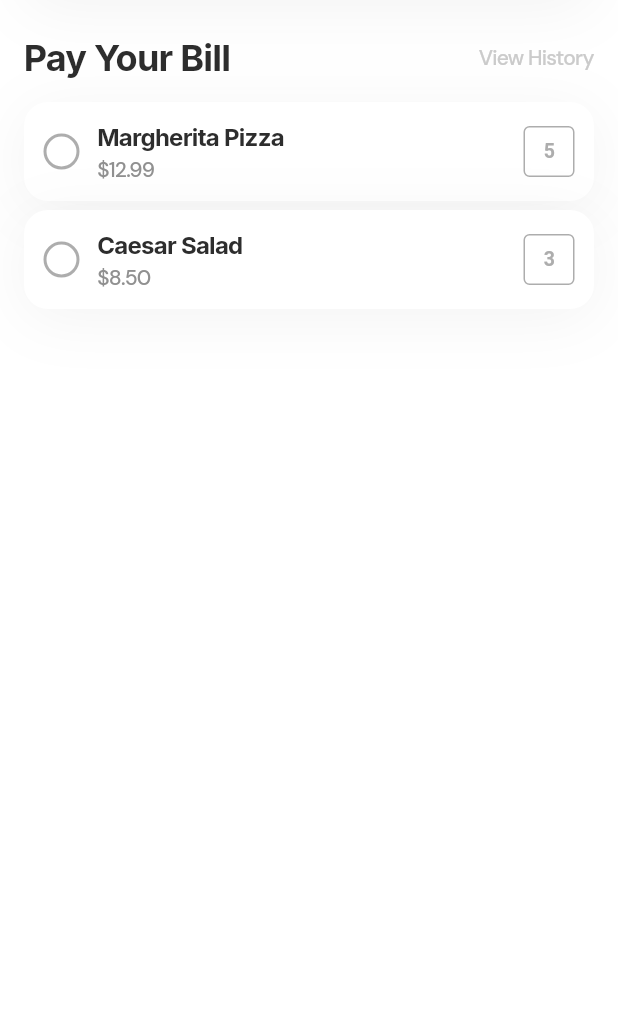
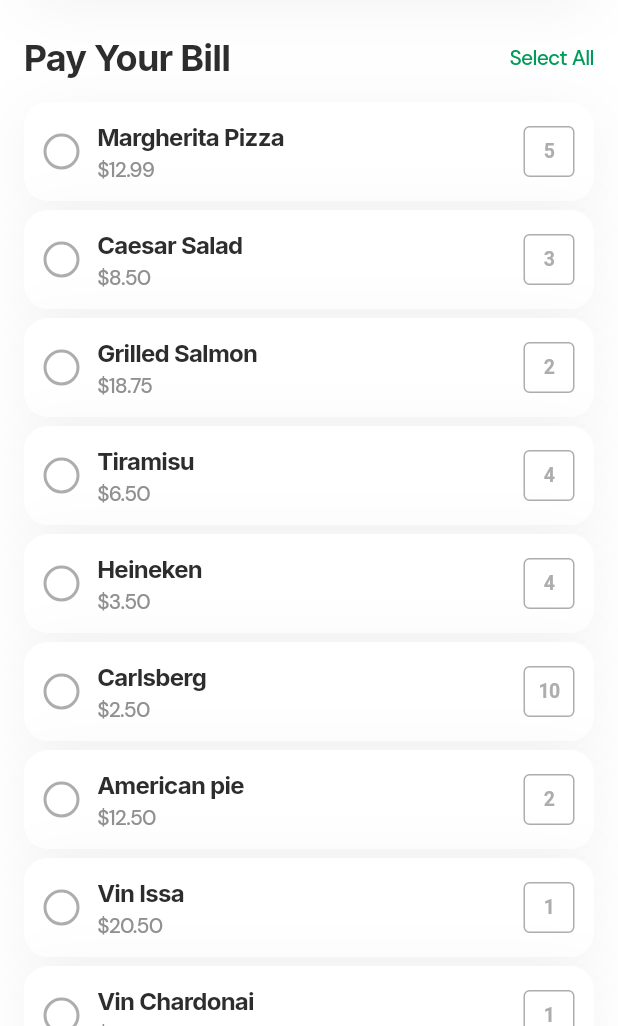
Before and after one commit to PaygooApp/paygoo, a Flutter app: the screen it shows after launch, on a phone screen of 412 x 824 dp, the part 210-1236 px from its top. Run offline on Flutter 3.47's test engine with Material 3 defaults, Android fonts, the phone set to English and light mode, and no system bars; our stand-ins replace google_fonts; project files that could hold a hidden picture were left out.

Commit message:
feat(#17): implement mock data, order item model and slect all & deselect all button functionality

```diff
--- a/lib/components/compose/order_item_card.dart
+++ b/lib/components/compose/order_item_card.dart
@@ -175,8 +175,6 @@ class _OrderItemCardState extends State<OrderItemCard>
                 height: 34.0,
                 minWidth: 34.0,
                 buttonSize: 36.0,
-                iconSize: 24.0,
-                padding: 8,
               ),
             ),
           ],
--- a/lib/main.dart
+++ b/lib/main.dart
@@ -1,7 +1,5 @@
 import 'package:flutter/material.dart';
-import 'package:paygoo/components/compose/order_item_card.dart';
-import 'package:paygoo/components/wrappers/venu_table_card.dart';
-import 'package:paygoo/tokens/token_primitive_mode1.dart';
+import 'package:paygoo/screens/home_screen.dart';
 import 'package:paygoo/utils/theme/theme.dart';
 
 void main() {
@@ -17,93 +15,7 @@ class App extends StatelessWidget {
       themeMode: ThemeMode.light,
       theme: TAppTheme.lightTheme,
       darkTheme: TAppTheme.darkTheme,
-      home: const HomePage(),
+      home: const HomeScreen(),
     );
   }
 }
-
-class HomePage extends StatefulWidget {
-  const HomePage({super.key});
-
-  @override
-  State<HomePage> createState() => _HomePageState();
-}
-
-class _HomePageState extends State<HomePage> {
-  bool isItem1Selected = false;
-  bool isItem2Selected = false;
-  // Available quantities (max)
-  static const int item1Available = 5;
-  static const int item2Available = 3;
-  // Selected quantities (1 to available, used when active)
-  int item1Selected = 1;
-  int item2Selected = 1;
-
-  @override
-  Widget build(BuildContext context) {
-    return Scaffold(
-      appBar: AppBar(title: const Text("Paygoo")),
-      body: SingleChildScrollView(
-        child: Padding(
-          padding: const EdgeInsets.symmetric(horizontal: 16),
-          child: Column(
-            children: [
-              VenueTableCard(
-                venueLogo: "venueLogo",
-                venueName: "Taverna Racilor",
-                tableNumber: "Table:8",
-                totalAmount: "\$55.50",
-              ),
-              SizedBox(height: 24),
-              Row(
-                mainAxisAlignment: MainAxisAlignment.spaceBetween,
-                children: [
-                  Text(
-                    "Pay Your Bill",
-                    style: Theme.of(context).textTheme.headlineMedium,
-                  ),
-                  Text(
-                    "View History",
-                    style: Theme.of(context).textTheme.bodyMedium?.copyWith(
-                      color: TokenPrimitiveMode1.gray300,
-                    ),
-                  ),
-                ],
-              ),
-              SizedBox(height: 16),
-              // With animation, no border
-              OrderItemCard(
-                itemName: "Margherita Pizza",
-                price: "\$12.99",
-                isSelected: isItem1Selected,
-                onSelectedChanged: (value) =>
-                    setState(() => isItem1Selected = value),
-                availableQuantity: item1Available,
-                selectedQuantity: item1Selected,
-                onQuantityChanged: (value) =>
-                    setState(() => item1Selected = value),
-                showSelectedBorder: false,
-                enableTapAnimation: true,
-              ),
-              SizedBox(height: 6),
-              // No animation, no border
-              OrderItemCard(
-                itemName: "Caesar Salad",
-                price: "\$8.50",
-                isSelected: isItem2Selected,
-                onSelectedChanged: (value) =>
-                    setState(() => isItem2Selected = value),
-                availableQuantity: item2Available,
-                selectedQuantity: item2Selected,
-                onQuantityChanged: (value) =>
-                    setState(() => item2Selected = value),
-                showSelectedBorder: false,
-                enableTapAnimation: false,
-              ),
-            ],
-          ),
-        ),
-      ),
-    );
-  }
-}
--- /dev/null
+++ b/lib/mocks/order_items_mock.dart
@@ -0,0 +1,62 @@
+import 'package:paygoo/models/order_item.dart';
+
+class OrderItemsMock {
+  static const List<OrderItem> items = [
+    OrderItem(
+      id: '1',
+      name: 'Margherita Pizza',
+      price: '\$12.99',
+      availableQuantity: 5,
+    ),
+    OrderItem(
+      id: '2',
+      name: 'Caesar Salad',
+      price: '\$8.50',
+      availableQuantity: 3,
+    ),
+    OrderItem(
+      id: '3',
+      name: 'Grilled Salmon',
+      price: '\$18.75',
+      availableQuantity: 2,
+    ),
+    OrderItem(id: '4', name: 'Tiramisu', price: '\$6.50', availableQuantity: 4),
+    OrderItem(id: '5', name: 'Heineken', price: '\$3.50', availableQuantity: 4),
+    OrderItem(
+      id: '6',
+      name: 'Carlsberg',
+      price: '\$2.50',
+      availableQuantity: 10,
+    ),
+    OrderItem(
+      id: '7',
+      name: 'American pie',
+      price: '\$12.50',
+      availableQuantity: 2,
+    ),
+    OrderItem(
+      id: '8',
+      name: 'Vin Issa',
+      price: '\$20.50',
+      availableQuantity: 1,
+    ),
+    OrderItem(
+      id: '9',
+      name: 'Vin Chardonai',
+      price: '\$20.50',
+      availableQuantity: 1,
+    ),
+    OrderItem(
+      id: '10',
+      name: 'Rabdari prajite',
+      price: '\$10.50',
+      availableQuantity: 4,
+    ),
+    OrderItem(
+      id: '11',
+      name: 'Placinta pe vatra',
+      price: '\$5.00',
+      availableQuantity: 2,
+    ),
+  ];
+}
--- /dev/null
+++ b/lib/models/order_item.dart
@@ -0,0 +1,35 @@
+/// Model representing an order item.
+class OrderItem {
+  final String id;
+  final String name;
+  final String price;
+  final int availableQuantity;
+
+  const OrderItem({
+    required this.id,
+    required this.name,
+    required this.price,
+    required this.availableQuantity,
+  });
+}
+
+/// Represents the selection state for an order item.
+class OrderItemSelection {
+  final bool isSelected;
+  final int selectedQuantity;
+
+  const OrderItemSelection({
+    this.isSelected = false,
+    this.selectedQuantity = 1,
+  });
+
+  OrderItemSelection copyWith({
+    bool? isSelected,
+    int? selectedQuantity,
+  }) {
+    return OrderItemSelection(
+      isSelected: isSelected ?? this.isSelected,
+      selectedQuantity: selectedQuantity ?? this.selectedQuantity,
+    );
+  }
+}
--- /dev/null
+++ b/lib/screens/home_screen.dart
@@ -0,0 +1,129 @@
+import 'package:flutter/material.dart';
+import 'package:flutter/services.dart';
+import 'package:paygoo/components/compose/order_item_card.dart';
+import 'package:paygoo/components/wrappers/venu_table_card.dart';
+import 'package:paygoo/mocks/order_items_mock.dart';
+import 'package:paygoo/models/order_item.dart';
+
+class HomeScreen extends StatefulWidget {
+  const HomeScreen({super.key});
+
+  @override
+  State<HomeScreen> createState() => _HomeScreenState();
+}
+
+class _HomeScreenState extends State<HomeScreen> {
+  // Map of item id -> selection state
+  late Map<String, OrderItemSelection> _selections;
+
+  @override
+  void initState() {
+    super.initState();
+    // Initialize all items as unselected
+    _selections = {
+      for (final item in OrderItemsMock.items)
+        item.id: const OrderItemSelection(),
+    };
+  }
+
+  /// Check if at least one item is selected
+  bool get _hasAnySelected =>
+      _selections.values.any((selection) => selection.isSelected);
+
+  /// Select all items with their maximum available quantity
+  void _selectAll() {
+    HapticFeedback.heavyImpact();
+    setState(() {
+      for (final item in OrderItemsMock.items) {
+        _selections[item.id] = OrderItemSelection(
+          isSelected: true,
+          selectedQuantity: item.availableQuantity,
+        );
+      }
+    });
+  }
+
+  /// Deselect all items and reset quantities to 1
+  void _deselectAll() {
+    HapticFeedback.mediumImpact();
+    setState(() {
+      for (final item in OrderItemsMock.items) {
+        _selections[item.id] = const OrderItemSelection();
+      }
+    });
+  }
+
+  @override
+  Widget build(BuildContext context) {
+    return Scaffold(
+      appBar: AppBar(title: const Text("Paygoo")),
+      body: SingleChildScrollView(
+        child: Padding(
+          padding: const EdgeInsets.symmetric(horizontal: 16),
+          child: Column(
+            children: [
+              VenueTableCard(
+                venueLogo: "venueLogo",
+                venueName: "Taverna Racilor",
+                tableNumber: "Table:8",
+                totalAmount: "\$55.50",
+              ),
+              SizedBox(height: 24),
+              Row(
+                mainAxisAlignment: MainAxisAlignment.spaceBetween,
+                children: [
+                  Text(
+                    "Pay Your Bill",
+                    style: Theme.of(context).textTheme.headlineMedium,
+                  ),
+                  GestureDetector(
+                    onTap: _hasAnySelected ? _deselectAll : _selectAll,
+                    child: Text(
+                      _hasAnySelected ? "Deselect All" : "Select All",
+                      style: Theme.of(context).textTheme.bodyMedium?.copyWith(
+                        color: Theme.of(context).colorScheme.primary,
+                      ),
+                    ),
+                  ),
+                ],
+              ),
+              SizedBox(height: 16),
+              // Order list
+              ...OrderItemsMock.items.map((item) {
+                final selection = _selections[item.id]!;
+                return Padding(
+                  padding: const EdgeInsets.only(bottom: 6),
+                  child: OrderItemCard(
+                    itemName: item.name,
+                    price: item.price,
+                    isSelected: selection.isSelected,
+                    onSelectedChanged: (value) => setState(() {
+                      // Get current state to avoid stale closure
+                      final current = _selections[item.id]!;
+                      _selections[item.id] = current.copyWith(
+                        isSelected: value,
+                        // Reset to 1 when deselecting
+                        selectedQuantity: value ? current.selectedQuantity : 1,
+                      );
+                    }),
+                    availableQuantity: item.availableQuantity,
+                    selectedQuantity: selection.selectedQuantity,
+                    onQuantityChanged: (value) => setState(() {
+                      // Get current state to avoid stale closure
+                      final current = _selections[item.id]!;
+                      _selections[item.id] = current.copyWith(
+                        selectedQuantity: value,
+                      );
+                    }),
+                    showSelectedBorder: false,
+                    enableTapAnimation: true,
+                  ),
+                );
+              }),
+            ],
+          ),
+        ),
+      ),
+    );
+  }
+}
```
